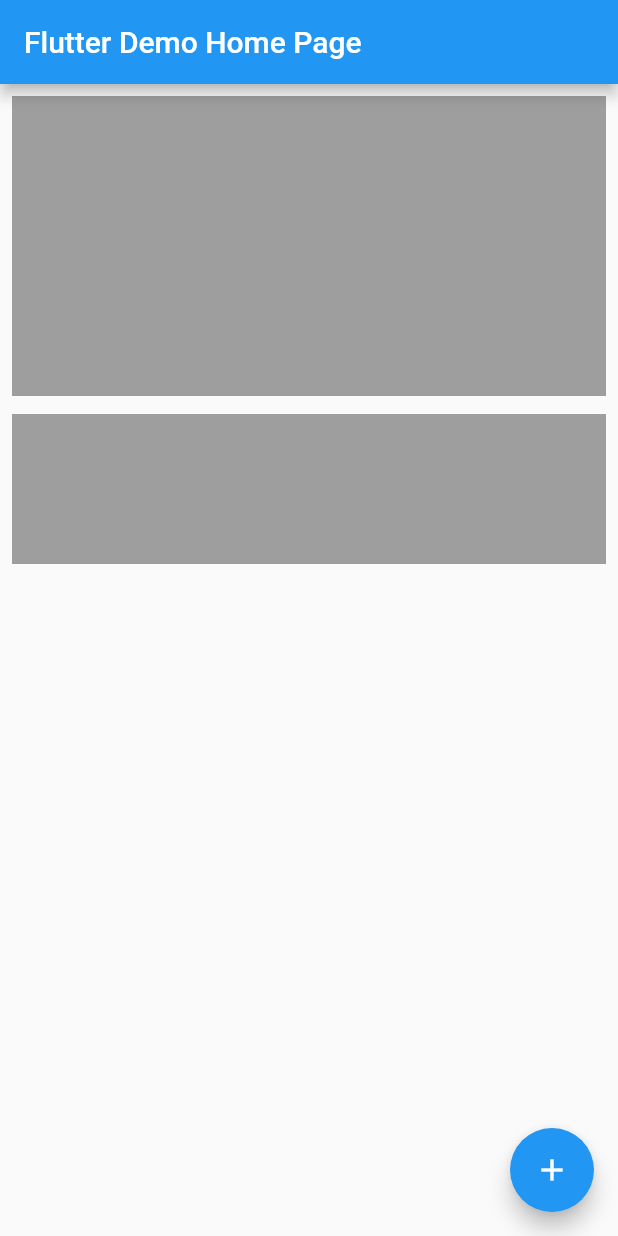
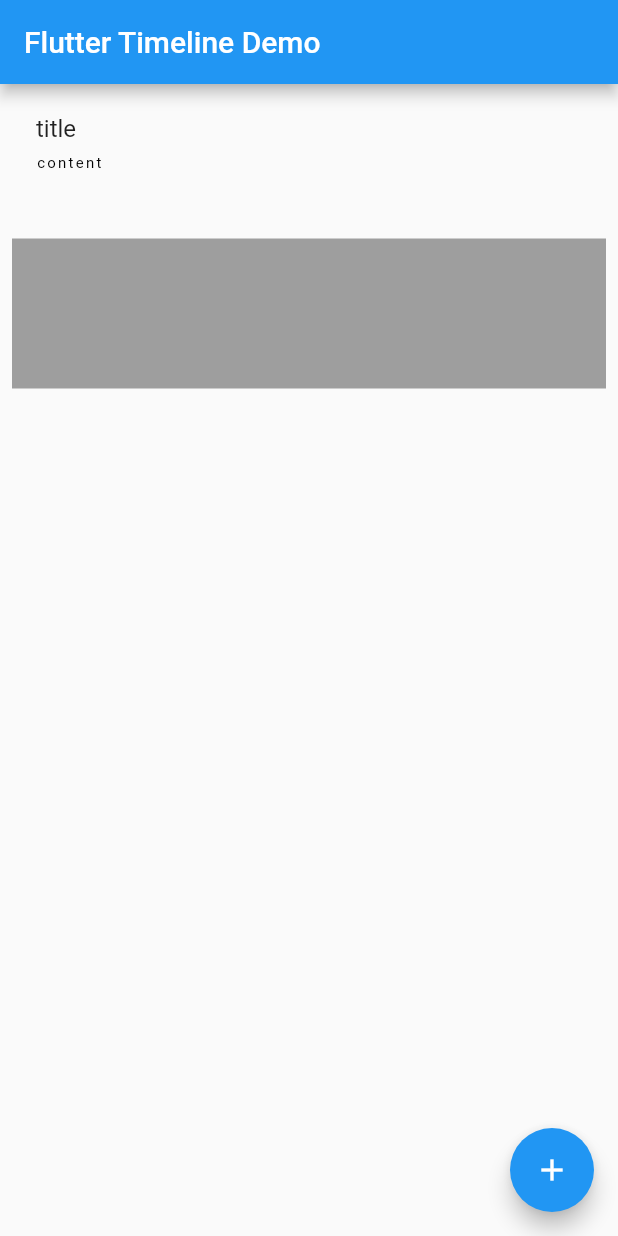
Before and after one commit to gridaco/flutter-timeline, a Flutter app: the screen it shows after launch, on a phone screen of 412 x 824 dp. Run offline on Flutter 3.47's test engine with Material 2 defaults, Android fonts, the phone set to English and light mode, and no system bars.

Commit message:
✅ publish 0.0.2

```diff
--- a/example/lib/main.dart
+++ b/example/lib/main.dart
@@ -9,12 +9,13 @@ class MyApp extends StatelessWidget {
   @override
   Widget build(BuildContext context) {
     return MaterialApp(
-      title: 'Flutter Demo',
+      title: 'Flutter Timeline',
+      debugShowCheckedModeBanner: false,
       theme: ThemeData(
         primarySwatch: Colors.blue,
         visualDensity: VisualDensity.adaptivePlatformDensity,
       ),
-      home: MyHomePage(title: 'Flutter Demo Home Page'),
+      home: MyHomePage(title: 'Flutter Timeline Demo'),
     );
   }
 }
@@ -45,8 +46,11 @@ class _MyHomePageState extends State<MyHomePage> {
 
   void _addEvent() {
     setState(() {
-      events.add(EventDisplay(
-          child: Container(height: 100, color: Colors.grey),
+      events.add(TimelineEventDisplay(
+          child: TimelineEventCard(
+            title: Text("title"),
+            content: Text("content"),
+          ),
           indicator: TimelineDots.of(context).simple));
     });
   }
@@ -55,11 +59,14 @@ class _MyHomePageState extends State<MyHomePage> {
     return _buildTimeline();
   }
 
-  List<EventDisplay> events = [
-    EventDisplay(
-      child: Container(height: 200, color: Colors.grey),
+  List<TimelineEventDisplay> events = [
+    TimelineEventDisplay(
+      child: TimelineEventCard(
+        title: Text("title"),
+        content: Text("content"),
+      ),
     ),
-    EventDisplay(
+    TimelineEventDisplay(
       child: Container(height: 100, color: Colors.grey),
     )
   ];
--- a/lib/event_item.dart
+++ b/lib/event_item.dart
@@ -1,7 +1,7 @@
 import 'package:flutter/material.dart';
 
-class EventDisplay {
-  EventDisplay({@required this.child, this.indicator});
+class TimelineEventDisplay {
+  TimelineEventDisplay({@required this.child, this.indicator});
 
   final Widget child;
   final Widget indicator;
@@ -10,3 +10,69 @@ class EventDisplay {
     return indicator != null;
   }
 }
+
+class TimelineEventCard extends StatelessWidget {
+  final Widget title;
+  final Widget content;
+
+  TimelineEventCard({@required this.title, @required this.content});
+
+  @override
+  Widget build(BuildContext context) {
+    return Container(
+        decoration: BoxDecoration(
+          borderRadius: new BorderRadius.all(new Radius.circular(2.0)),
+        ),
+        child: _buildBody(context));
+  }
+
+  Widget _buildBody(BuildContext context) {
+    return Container(
+        padding: EdgeInsets.only(left: 16, top: 12, right: 16, bottom: 20),
+        child: Column(
+          crossAxisAlignment: CrossAxisAlignment.start,
+          children: [
+            _title(context),
+            SizedBox(
+              height: 8,
+            ),
+            _description(context),
+          ],
+        ));
+  }
+
+  Widget _title(BuildContext context) {
+    return DefaultTextStyle(
+        style: Theme.of(context).textTheme.subtitle1, child: title);
+  }
+
+  Widget _description(BuildContext context) {
+    return DefaultTextStyle(
+        style: Theme.of(context).textTheme.overline, child: content);
+  }
+}
+
+class TimelineSectionDivider extends StatelessWidget {
+  final Widget content;
+
+  factory TimelineSectionDivider.byDate(DateTime date) {
+    return TimelineSectionDivider(
+      content: Text("$date"),
+    );
+  }
+
+  const TimelineSectionDivider({Key key, @required this.content})
+      : super(key: key);
+
+  @override
+  Widget build(BuildContext context) {
+    return _content(context);
+  }
+
+  Widget _content(BuildContext context) {
+    return AnimatedDefaultTextStyle(
+        child: content,
+        style: Theme.of(context).textTheme.headline5,
+        duration: kThemeChangeDuration);
+  }
+}
--- a/lib/timeline.dart
+++ b/lib/timeline.dart
@@ -5,27 +5,27 @@ class Timeline extends StatelessWidget {
   const Timeline({
     @required this.events,
     this.isLeftAligned = true,
-    this.itemGap = 12.0,
-    this.gutterSpacing = 4.0,
+    this.itemGap = 24.0,
+    this.gutterSpacing = 12.0,
     this.padding = const EdgeInsets.all(8),
     this.controller,
-    this.lineColor = Colors.grey,
+    this.lineColor = Colors.lightBlueAccent,
     this.physics,
     this.shrinkWrap = true,
     this.primary = false,
     this.reverse = false,
-    this.indicatorSize = 30.0,
+    this.indicatorSize = 12.0,
     this.lineGap = 0.0,
     this.indicatorColor = Colors.blue,
     this.indicatorStyle = PaintingStyle.fill,
     this.strokeCap = StrokeCap.butt,
-    this.strokeWidth = 2.0,
+    this.strokeWidth = 4.0,
     this.style = PaintingStyle.stroke,
   })  : itemCount = events.length,
         assert(itemGap >= 0),
         assert(lineGap >= 0);
 
-  final List<EventDisplay> events;
+  final List<TimelineEventDisplay> events;
   final double itemGap;
   final double gutterSpacing;
   final bool isLeftAligned;
--- a/pubspec.yaml
+++ b/pubspec.yaml
@@ -1,6 +1,6 @@
 name: flutter_timeline
 description: a fully customizable & general timeline widget, based on real-world application references
-version: 0.0.1
+version: 0.0.2
 author: (softmarshmallow) woojoo@softmarshmallow.com
 homepage: https://github.com/softmarshmallow/flutter-timeline
 
```
Also changed, not shown: 2 other files.
